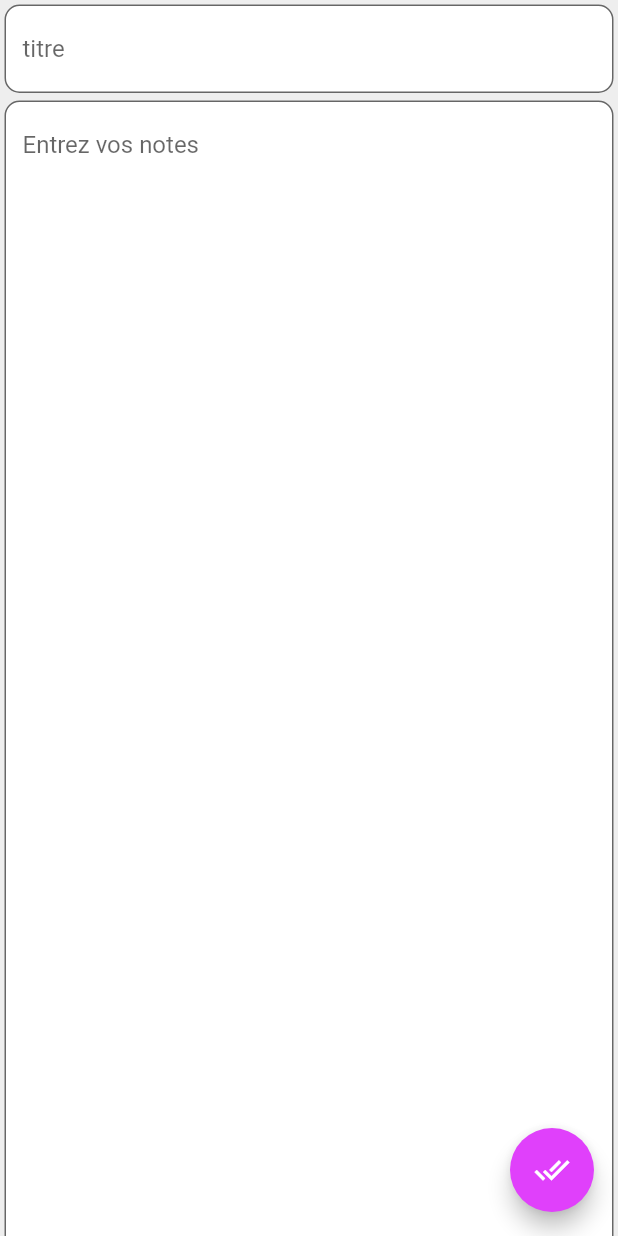
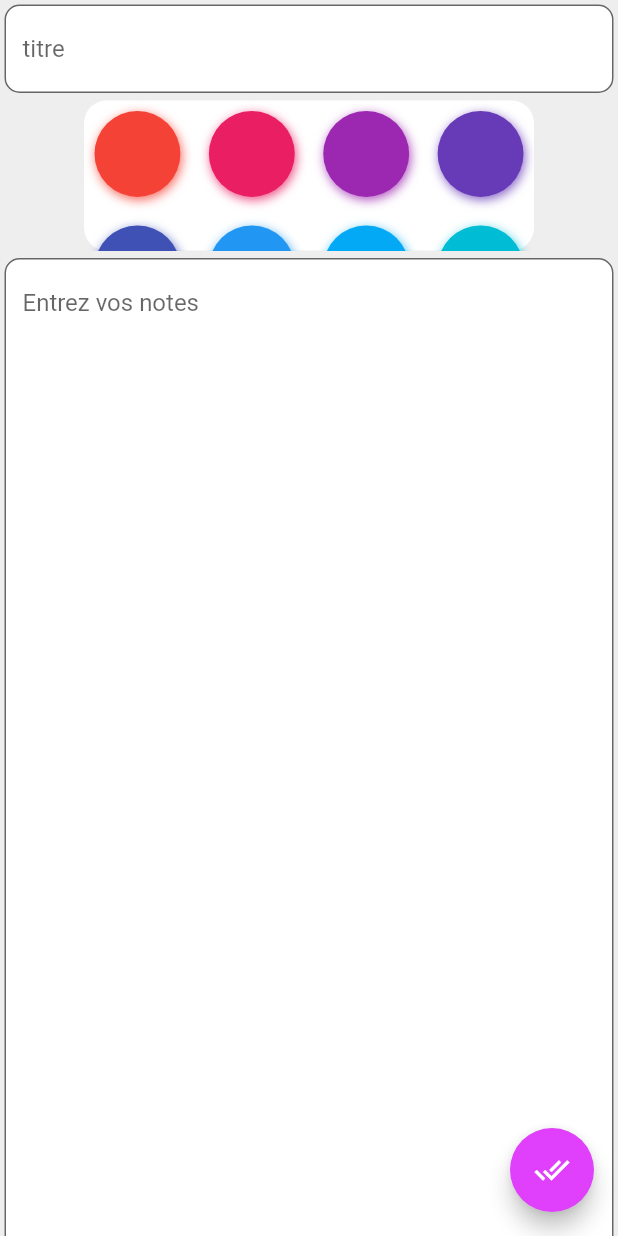
Before and after one commit to saturnedev12/snote, a Flutter app: the Create screen opened directly, on a phone screen of 412 x 824 dp. Run offline on Flutter 3.47's test engine with Material 2 defaults, Android fonts, the light colour scheme and no system bars; drawn by our look-alikes of flutter_colorpicker; our stand-ins replace flutter_markdown, shared_preferences; missing offline and left inert: desktop_window, popup_menu; accounts and stored records are empty; network calls fail.

Commit message:
mise en place du widget pour choisir la couleur

```diff
--- a/lib/pages/create.dart
+++ b/lib/pages/create.dart
@@ -2,6 +2,7 @@ import 'package:flutter/material.dart';
 import 'dart:convert';
 import 'package:snote/model/api.dart';
 import 'package:snote/pages/home.dart';
+import 'package:flutter_colorpicker/flutter_colorpicker.dart';
 
 class Create extends StatefulWidget {
   @override
@@ -12,6 +13,15 @@ class _CreateState extends State<Create> {
   final _formKey = GlobalKey<FormState>();
   String title, content;
   Network model = new Network();
+  // create some values
+  Color pickerColor = Color(0xFFD79FF3);
+  Color currentColor = Color(0xFFDFACF8);
+
+  // ValueChanged<Color> callback
+  void changeColor(Color color) {
+    setState(() => pickerColor = color);
+    print(color.value);
+  }
 
   @override
   Widget build(BuildContext context) {
@@ -42,6 +52,20 @@ class _CreateState extends State<Create> {
                       title = value;
                       return null;
                     },
+                  ),
+                  SizedBox(
+                    height: 5,
+                  ),
+                  Container(
+                    height: 100,
+                    decoration: BoxDecoration(
+                      color: Colors.white,
+                      borderRadius: BorderRadius.circular(15),
+                    ),
+                    child: BlockPicker(
+                      pickerColor: currentColor,
+                      onColorChanged: changeColor,
+                    ),
                   ),
                   SizedBox(
                     height: 5,
--- a/pubspec.yaml
+++ b/pubspec.yaml
@@ -28,6 +28,7 @@ dependencies:
   device_info: ^2.0.0
   desktop_window: ^0.4.0
   flutter_markdown: ^0.6.1
+  flutter_colorpicker: ^0.4.0
   # The following adds the Cupertino Icons font to your application.
   # Use with the CupertinoIcons class for iOS style icons.
   cupertino_icons: ^1.0.2
```
Also changed, not shown: pubspec.lock.
